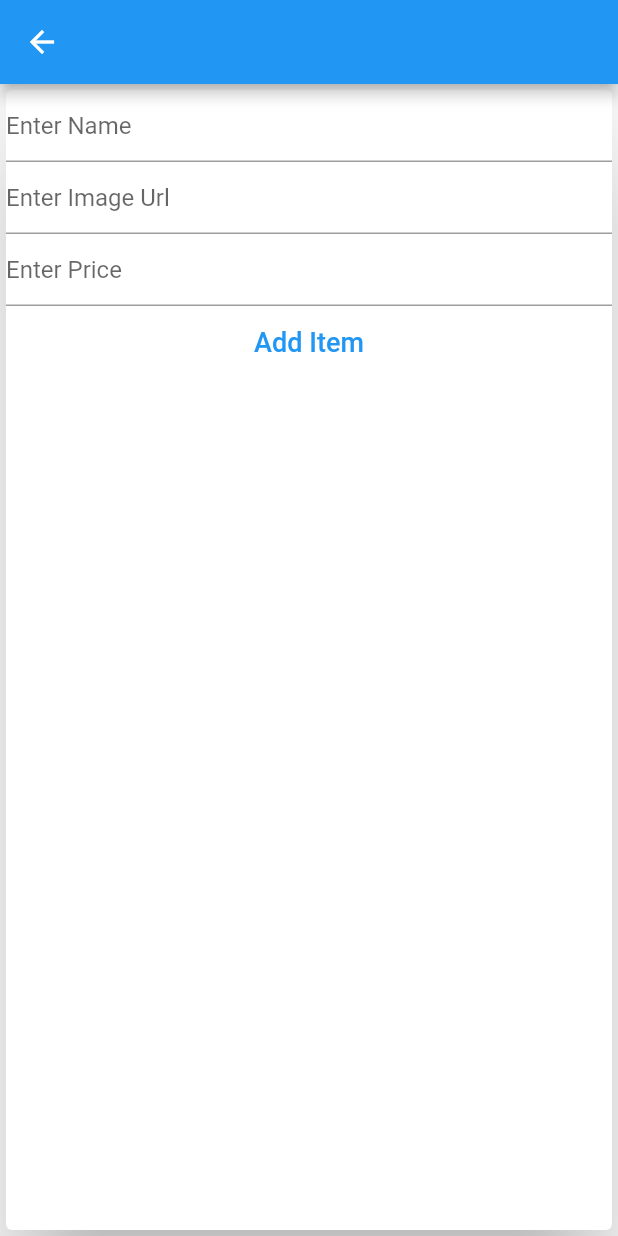
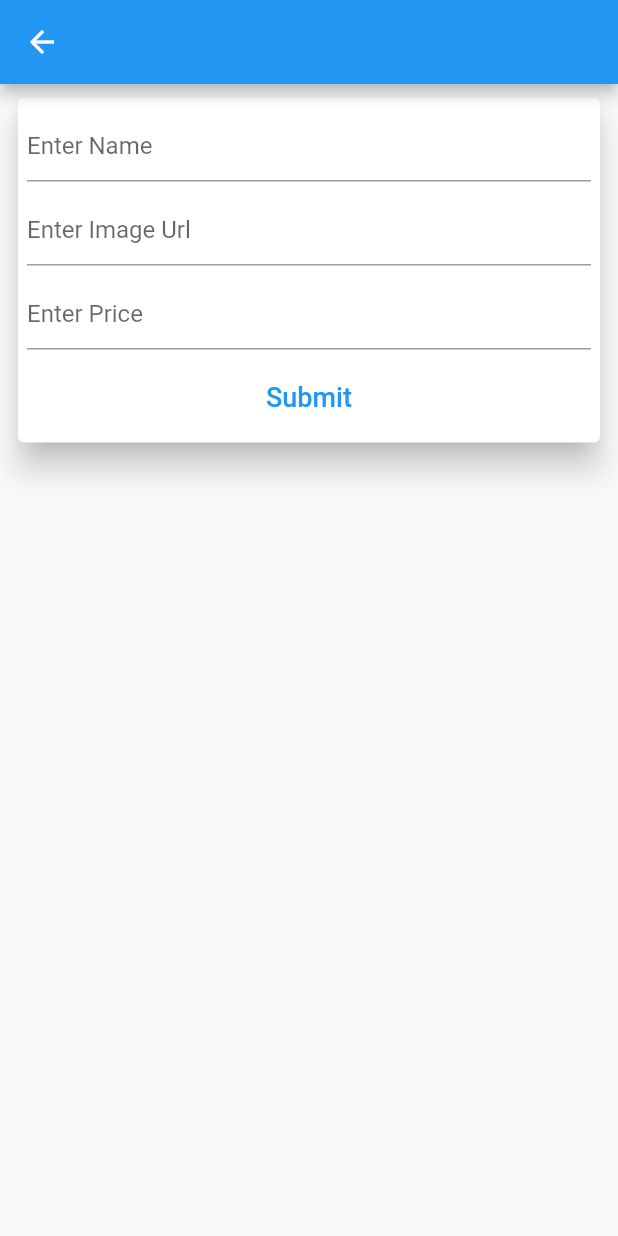
Before and after one commit to RidhamRupavatiya/shoping_app_api_demo, a Flutter app: the InsertItems screen opened directly, on a phone screen of 412 x 824 dp. Run offline on Flutter 3.47's test engine with Material 2 defaults, Android fonts, the phone set to English and light mode, and no system bars; our stand-ins replace curved_navigation_bar; network calls fail.

Commit message:
final commite

```diff
--- a/lib/Api/api_greed_view.dart
+++ b/lib/Api/api_greed_view.dart
@@ -3,6 +3,7 @@ import 'package:api_demo/Api/model.dart';
 import 'package:flutter/material.dart';
 import 'package:http/http.dart' as http;
 
+// ignore: must_be_immutable
 class GridViewDemo extends StatelessWidget {
   GridViewDemo({Key? key}) : super(key: key);
   @override
--- a/lib/Assets/insert_items.dart
+++ b/lib/Assets/insert_items.dart
@@ -37,26 +37,41 @@ class _InsertItemsState extends State<InsertItems> {
       appBar: AppBar(),
       body: Form(
         key: formKey,
+        child: Padding(
+          padding: const EdgeInsets.only(left: 8.0,top: 5,right: 8),
           child: Card(
-          elevation: 29,
+            elevation: 9,
+            child: Container(
+              height: 230,
               child: Column(
                 children: [
-              TextFormField(decoration: const InputDecoration(hintText: "Enter Name"),validator: (value) {
+                  Padding(
+                    padding: const EdgeInsets.only(left: 6.0,right: 6.0,top: 8),
+                    child: TextFormField(decoration: const InputDecoration(hintText: "Enter Name"),validator: (value) {
                       if(value==null && value!.isEmpty){
                         return "Enter Valid Name";
                       }
                     },controller: nameController),
-              TextFormField(decoration: const InputDecoration(hintText: "Enter Image Url"),validator: (value) {
+                  ),
+                  Padding(
+                    padding: const EdgeInsets.only(left: 6.0,right: 6.0,top: 8),
+                    child: TextFormField(decoration: const InputDecoration(hintText: "Enter Image Url"),validator: (value) {
                       if(value==null && value!.isEmpty){
                         return "Enter Valid Image Url";
                       }
                     },controller: imageController),
-              TextFormField(decoration: const InputDecoration(hintText: "Enter Price"),validator: (value) {
+                  ),
+                  Padding(
+                    padding: const EdgeInsets.only(left: 6.0,right: 6.0,top: 8),
+                    child: TextFormField(decoration: const InputDecoration(hintText: "Enter Price"),validator: (value) {
                       if(value==null && value!.isEmpty){
                         return "Enter Valid Price";
                       }
                     },controller: priceController),
-              TextButton(onPressed: () {
+                  ),
+                  Padding(
+                    padding: const EdgeInsets.only(left: 6.0,right: 6.0,top: 8),
+                    child: TextButton(onPressed: () {
                       if(formKey.currentState!.validate()){
                         if(widget.map==null){
                           insertItem().then((value) => Navigator.of(context).pop(true));
@@ -67,8 +82,11 @@ class _InsertItemsState extends State<InsertItems> {
                           print(widget.map);
                         }
                       }
-              }, child: Text("Add Item",style: TextStyle(fontSize: 18),))
+                    }, child: Text("Submit",style: TextStyle(fontSize: 18),)),
+                  )
                 ],
+              ),
+            ),
           ),
         ),
       ),
--- a/lib/Screens/home_page.dart
+++ b/lib/Screens/home_page.dart
@@ -52,11 +52,7 @@ class _HomePageState extends State<HomePage> {
             Navigator.of(context).push(
               MaterialPageRoute(builder: (context) => MyCartPage()),
             );
-          } else if(currentIndex == 3) {
-            setState(() {
-              Navigator.of(context).push(MaterialPageRoute(builder: (context) => NoiseColorFit(),));
-            });
-          } else
+          }else
             setState(() {
               currentIndex = index;
             });
```
Also changed, not shown: lib/Assets/api_data.dart (+9 -1 lines), lib/Screens/my_kart_page.dart (+8 -0 lines), lib/Screens/product_page.dart (+22 -13 lines). Lines whose indentation alone changed are shown as unchanged.
